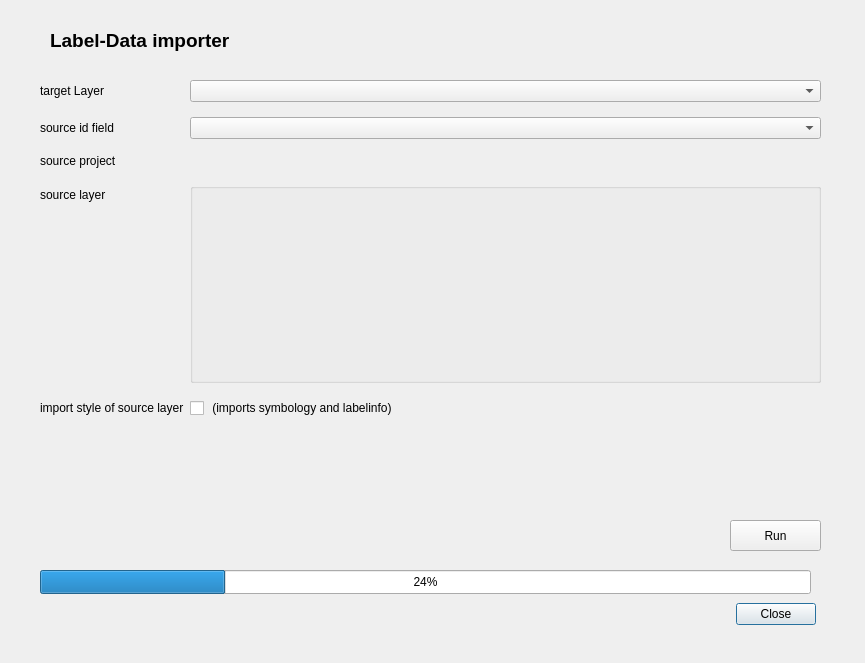
Above: ui/label_importer_dialog_base.ui from threalslimtobeeee/label_importer before the change. Below: the same form after it.
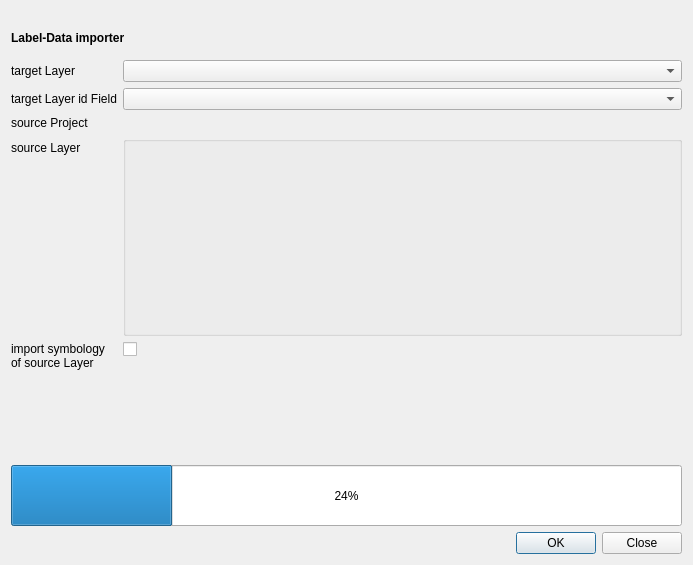
That is the form after the change. Custom widgets are drawn as their Qt base class.

Diff of the .ui file:
```diff
--- a/ui/label_importer_dialog_base.ui
+++ b/ui/label_importer_dialog_base.ui
@@ -6,40 +6,71 @@
    <rect>
     <x>0</x>
     <y>0</y>
-    <width>865</width>
-    <height>663</height>
+    <width>693</width>
+    <height>565</height>
    </rect>
   </property>
   <property name="windowTitle">
    <string>Auxiliary Labeldata Importer</string>
   </property>
-  <widget class="QWidget" name="formLayoutWidget">
-   <property name="geometry">
-    <rect>
-     <x>40</x>
-     <y>80</y>
-     <width>781</width>
-     <height>431</height>
-    </rect>
-   </property>
-   <layout class="QFormLayout" name="formLayout">
-    <property name="verticalSpacing">
-     <number>15</number>
-    </property>
-    <item row="0" column="0">
+  <layout class="QVBoxLayout" name="verticalLayout">
+   <item>
+    <widget class="QLabel" name="qfieldCloudIcon">
+     <property name="sizePolicy">
+      <sizepolicy hsizetype="Expanding" vsizetype="Preferred">
+       <horstretch>1</horstretch>
+       <verstretch>0</verstretch>
+      </sizepolicy>
+     </property>
+     <property name="scaledContents">
+      <bool>false</bool>
+     </property>
+    </widget>
+   </item>
+   <item>
      <widget class="QLabel" name="label_2">
+     <property name="font">
+      <font>
+       <pointsize>9</pointsize>
+       <weight>75</weight>
+       <bold>true</bold>
+      </font>
+     </property>
+     <property name="text">
+      <string>Label-Data importer</string>
+     </property>
+    </widget>
+   </item>
+   <item>
+    <widget class="QWidget" name="loginFormGroup" native="true">
+     <layout class="QFormLayout" name="formLayout_3">
+      <property name="leftMargin">
+       <number>0</number>
+      </property>
+      <property name="rightMargin">
+       <number>0</number>
+      </property>
+      <item row="0" column="0">
+       <widget class="QLabel" name="usernameLabel">
       <property name="text">
        <string>target Layer</string>
       </property>
      </widget>
     </item>
     <item row="0" column="1">
-     <widget class="QgsMapLayerComboBox" name="targetLayer"/>
+       <widget class="QgsMapLayerComboBox" name="targetLayer">
+        <property name="sizePolicy">
+         <sizepolicy hsizetype="MinimumExpanding" vsizetype="MinimumExpanding">
+          <horstretch>0</horstretch>
+          <verstretch>0</verstretch>
+         </sizepolicy>
+        </property>
+       </widget>
     </item>
     <item row="1" column="0">
      <widget class="QLabel" name="label">
       <property name="text">
-       <string>source id field</string>
+         <string>target Layer id Field</string>
       </property>
      </widget>
     </item>
@@ -47,24 +78,30 @@
      <widget class="QgsFieldComboBox" name="targetIdField"/>
     </item>
     <item row="2" column="0">
-     <widget class="QLabel" name="label_4">
+       <widget class="QLabel" name="passwordLabel">
       <property name="text">
-       <string>source project</string>
+         <string>source Project</string>
       </property>
      </widget>
     </item>
-    <item row="2" column="1">
-     <widget class="QgsFileWidget" name="projectFile"/>
-    </item>
     <item row="3" column="0">
      <widget class="QLabel" name="label_7">
       <property name="text">
-       <string>source layer</string>
+         <string>source Layer</string>
       </property>
      </widget>
     </item>
     <item row="3" column="1">
      <widget class="QGroupBox" name="sourceLayerBox">
+        <property name="enabled">
+         <bool>true</bool>
+        </property>
+        <property name="sizePolicy">
+         <sizepolicy hsizetype="MinimumExpanding" vsizetype="MinimumExpanding">
+          <horstretch>0</horstretch>
+          <verstretch>0</verstretch>
+         </sizepolicy>
+        </property>
       <property name="minimumSize">
        <size>
         <width>550</width>
@@ -84,82 +121,105 @@
     </item>
     <item row="4" column="0">
      <widget class="QLabel" name="label_5">
+        <property name="frameShadow">
+         <enum>QFrame::Raised</enum>
+        </property>
       <property name="text">
-       <string>import style of source layer</string>
+         <string>import symbology of source Layer </string>
+        </property>
+        <property name="textFormat">
+         <enum>Qt::RichText</enum>
+        </property>
+        <property name="wordWrap">
+         <bool>true</bool>
       </property>
      </widget>
     </item>
     <item row="4" column="1">
      <widget class="QCheckBox" name="checkBox">
+        <property name="sizePolicy">
+         <sizepolicy hsizetype="MinimumExpanding" vsizetype="Fixed">
+          <horstretch>0</horstretch>
+          <verstretch>0</verstretch>
+         </sizepolicy>
+        </property>
       <property name="text">
-       <string> (imports symbology and labelinfo)</string>
+         <string/>
       </property>
      </widget>
     </item>
-   </layout>
-  </widget>
-  <widget class="QLabel" name="label_6">
-   <property name="geometry">
-    <rect>
-     <x>50</x>
-     <y>20</y>
-     <width>291</width>
-     <height>41</height>
-    </rect>
-   </property>
-   <property name="font">
-    <font>
-     <pointsize>14</pointsize>
-     <weight>75</weight>
-     <bold>true</bold>
-    </font>
-   </property>
+      <item row="2" column="1">
+       <widget class="QgsFileWidget" name="projectFile"/>
+      </item>
+     </layout>
+    </widget>
+   </item>
+   <item>
+    <widget class="QLabel" name="label_3">
+     <property name="text">
+      <string/>
+     </property>
+    </widget>
+   </item>
+   <item>
+    <widget class="QLabel" name="loginFeedbackLabel">
+     <property name="visible">
+      <bool>true</bool>
+     </property>
+     <property name="styleSheet">
+      <string notr="true">color: red</string>
+     </property>
    <property name="text">
-    <string>Label-Data importer</string>
-   </property>
-  </widget>
+      <string/>
+     </property>
+     <property name="wordWrap">
+      <bool>true</bool>
+     </property>
+     <property name="openExternalLinks">
+      <bool>true</bool>
+     </property>
+     <property name="textInteractionFlags">
+      <set>Qt::LinksAccessibleByKeyboard|Qt::LinksAccessibleByMouse|Qt::TextBrowserInteraction|Qt::TextSelectableByKeyboard|Qt::TextSelectableByMouse</set>
+     </property>
+    </widget>
+   </item>
+   <item>
+    <spacer name="verticalSpacer">
+     <property name="orientation">
+      <enum>Qt::Vertical</enum>
+     </property>
+     <property name="sizeType">
+      <enum>QSizePolicy::Fixed</enum>
+     </property>
+     <property name="sizeHint" stdset="0">
+      <size>
+       <width>40</width>
+       <height>40</height>
+      </size>
+     </property>
+    </spacer>
+   </item>
+   <item>
   <widget class="QProgressBar" name="progressBar">
-   <property name="geometry">
-    <rect>
-     <x>40</x>
-     <y>570</y>
-     <width>771</width>
-     <height>24</height>
-    </rect>
+     <property name="sizePolicy">
+      <sizepolicy hsizetype="MinimumExpanding" vsizetype="MinimumExpanding">
+       <horstretch>0</horstretch>
+       <verstretch>0</verstretch>
+      </sizepolicy>
    </property>
    <property name="value">
     <number>24</number>
    </property>
   </widget>
-  <widget class="QDialogButtonBox" name="button_box">
-   <property name="geometry">
-    <rect>
-     <x>200</x>
-     <y>600</y>
-     <width>616</width>
-     <height>28</height>
-    </rect>
-   </property>
-   <property name="orientation">
-    <enum>Qt::Horizontal</enum>
-   </property>
+   </item>
+   <item>
+    <widget class="QDialogButtonBox" name="buttonBox">
    <property name="standardButtons">
-    <set>QDialogButtonBox::Close</set>
-   </property>
-  </widget>
-  <widget class="QPushButton" name="runButton">
-   <property name="geometry">
-    <rect>
-     <x>730</x>
-     <y>520</y>
-     <width>91</width>
-     <height>31</height>
-    </rect>
-   </property>
-   <property name="text">
-    <string>Run</string>
-   </property>
-  </widget>
+      <set>QDialogButtonBox::Close|QDialogButtonBox::Ok</set>
+     </property>
+    </widget>
+   </item>
+  </layout>
  </widget>
  <customwidgets>
   <customwidget>
```
Left out of the diff: 41 changed lines with no effect on the pictures. Lines whose indentation alone changed are shown as unchanged.
